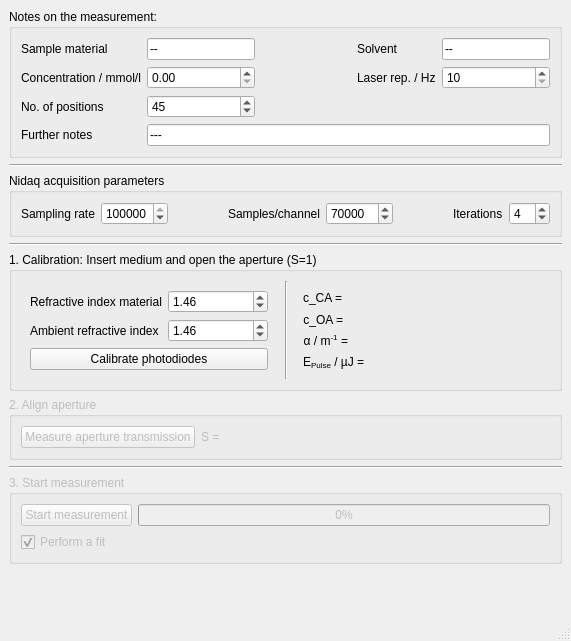
Above: gui_design/design.ui from FabianKonig/zScanMeasurementManager before the change. Below: the same form after it.
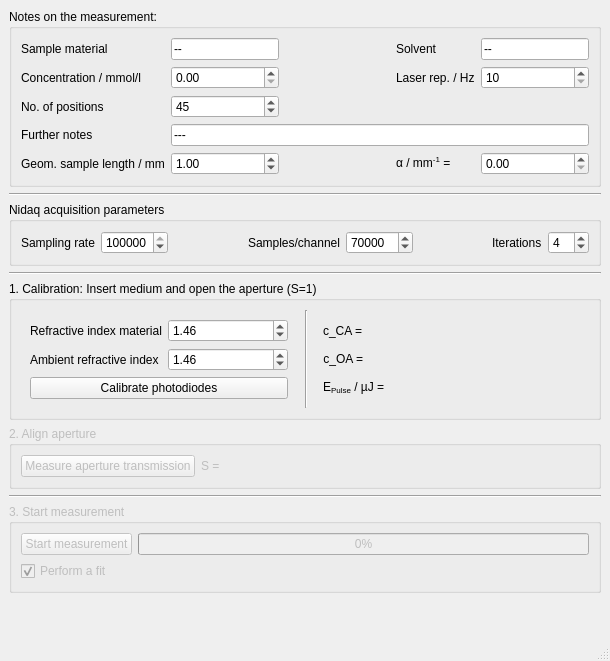
That is the form after the change.

Commit message: provide geom sample length and alpha and use them in evaluation

Diff of the .ui file:
```diff
--- a/gui_design/design.ui
+++ b/gui_design/design.ui
@@ -6,8 +6,8 @@
    <rect>
     <x>0</x>
     <y>0</y>
-    <width>571</width>
-    <height>641</height>
+    <width>610</width>
+    <height>661</height>
    </rect>
   </property>
   <property name="sizePolicy">
@@ -160,6 +160,50 @@
            </property>
           </widget>
          </item>
+         <item row="4" column="2">
+          <spacer name="horizontalSpacer_7">
+           <property name="orientation">
+            <enum>Qt::Horizontal</enum>
+           </property>
+           <property name="sizeHint" stdset="0">
+            <size>
+             <width>40</width>
+             <height>20</height>
+            </size>
+           </property>
+          </spacer>
+         </item>
+         <item row="4" column="0">
+          <widget class="QLabel" name="labe_geomSampleLength">
+           <property name="text">
+            <string>Geom. sample length / mm</string>
+           </property>
+          </widget>
+         </item>
+         <item row="4" column="1">
+          <widget class="QDoubleSpinBox" name="doubleSpinBox_geomSampleLength">
+           <property name="singleStep">
+            <double>0.100000000000000</double>
+           </property>
+           <property name="value">
+            <double>1.000000000000000</double>
+           </property>
+          </widget>
+         </item>
+         <item row="4" column="3">
+          <widget class="QLabel" name="label_alpha">
+           <property name="text">
+            <string>&lt;html&gt;&lt;head/&gt;&lt;body&gt;&lt;p&gt;α / mm&lt;span style=&quot; vertical-align:super;&quot;&gt;-1&lt;/span&gt; =&lt;/p&gt;&lt;/body&gt;&lt;/html&gt;</string>
+           </property>
+          </widget>
+         </item>
+         <item row="4" column="4">
+          <widget class="QDoubleSpinBox" name="doubleSpinBox_alpha">
+           <property name="maximum">
+            <double>1000.000000000000000</double>
+           </property>
+          </widget>
+         </item>
         </layout>
        </item>
       </layout>
@@ -319,7 +363,7 @@
                <double>1.000000000000000</double>
               </property>
               <property name="maximum">
-               <double>10000000.000000000000000</double>
+               <double>100.000000000000000</double>
               </property>
               <property name="singleStep">
                <double>0.100000000000000</double>
@@ -341,8 +385,14 @@
               <property name="decimals">
                <number>2</number>
               </property>
+              <property name="minimum">
+               <double>1.000000000000000</double>
+              </property>
               <property name="maximum">
-               <double>10.000000000000000</double>
+               <double>100.000000000000000</double>
+              </property>
+              <property name="singleStep">
+               <double>0.100000000000000</double>
               </property>
               <property name="value">
                <double>1.460000000000000</double>
@@ -403,22 +453,6 @@
             </property>
            </widget>
           </item>
-          <item row="2" column="1">
-           <widget class="QLabel" name="label_alpha">
-            <property name="sizePolicy">
-             <sizepolicy hsizetype="Fixed" vsizetype="Preferred">
-              <horstretch>0</horstretch>
-              <verstretch>0</verstretch>
-             </sizepolicy>
-            </property>
-            <property name="text">
-             <string>&lt;html&gt;&lt;head/&gt;&lt;body&gt;&lt;p&gt;α / m&lt;span style=&quot; vertical-align:super;&quot;&gt;-1&lt;/span&gt; =&lt;/p&gt;&lt;/body&gt;&lt;/html&gt;</string>
-            </property>
-            <property name="alignment">
-             <set>Qt::AlignRight|Qt::AlignTrailing|Qt::AlignVCenter</set>
-            </property>
-           </widget>
-          </item>
           <item row="1" column="1">
            <widget class="QLabel" name="label_cOA">
             <property name="sizePolicy">
@@ -456,14 +490,14 @@
             </property>
            </widget>
           </item>
-          <item row="3" column="1">
+          <item row="2" column="1">
            <widget class="QLabel" name="label_pulseEnergy">
             <property name="text">
              <string>&lt;html&gt;&lt;head/&gt;&lt;body&gt;&lt;p&gt;E&lt;span style=&quot; vertical-align:sub;&quot;&gt;Pulse&lt;/span&gt; / µJ =&lt;/p&gt;&lt;/body&gt;&lt;/html&gt;</string>
             </property>
            </widget>
           </item>
-          <item row="3" column="2">
+          <item row="2" column="2">
            <widget class="QLabel" name="label_pulseEnergyValue">
             <property name="text">
              <string/>
```
Left out of the diff: 27 changed lines with no effect on the pictures. The commit also changes 3 other files.
